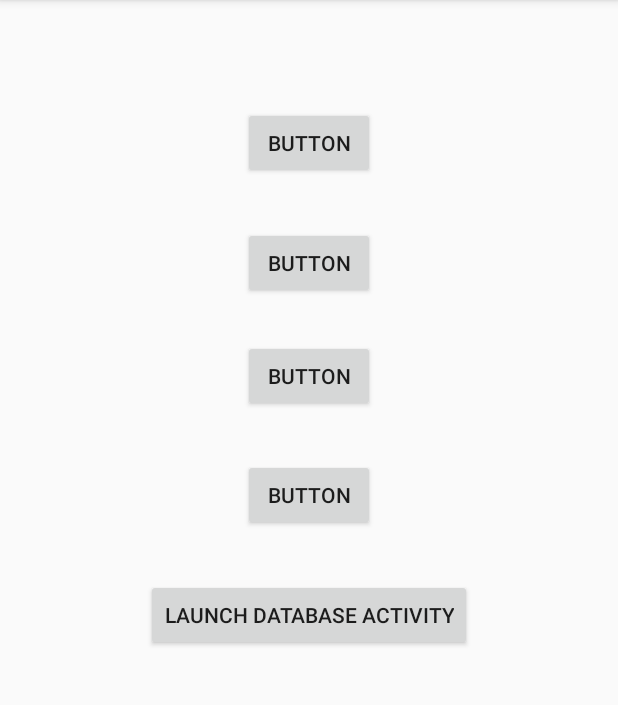
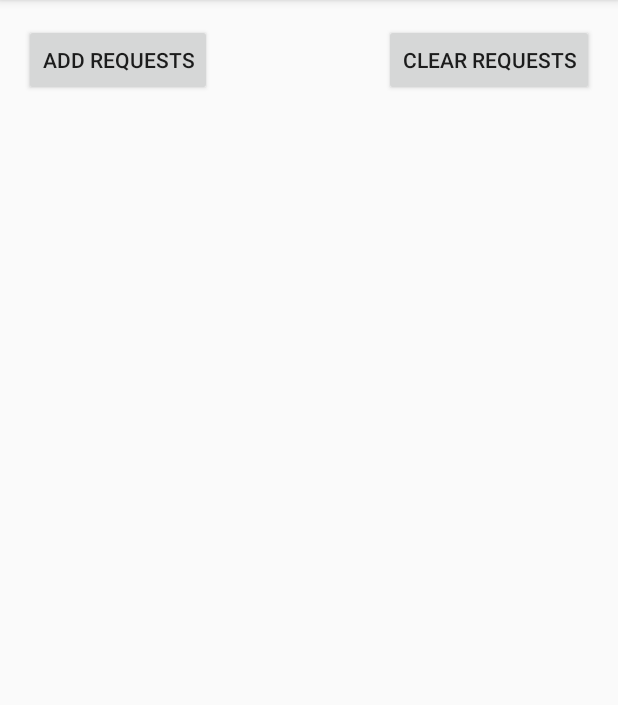
Before and after one commit to JonTheBurger/MusicOcracy, an Android app: the screen it shows after launch (MainActivity before the commit, DatabaseActivity after it), after a tap on "LAUNCH DATABASE ACTIVITY", on a phone screen of 412 x 824 dp, the part 84-789 px from its top. Run offline under Robolectric (Android 15) with nearby library versions, the phone set to English and light mode, and no system bars; libraries missing offline, so code that uses them is left out: com.j256.ormlite; 2 statements that could not run were skipped.

Commit message:
Added database table for a song PlayRequest. Began Database Activity.

```diff
--- a/app/src/main/AndroidManifest.xml
+++ b/app/src/main/AndroidManifest.xml
@@ -15,6 +15,7 @@
                 <category android:name="android.intent.category.LAUNCHER" />
             </intent-filter>
         </activity>
+        <activity android:name=".DatabaseActivity"></activity>
     </application>
 
 </manifest>
--- /dev/null
+++ b/app/src/main/java/com/musicocracy/fpgk/musicocracy/DatabaseActivity.java
@@ -0,0 +1,56 @@
+package com.musicocracy.fpgk.musicocracy;
+
+import android.support.v7.app.AppCompatActivity;
+import android.os.Bundle;
+
+import com.j256.ormlite.android.apptools.OpenHelperManager;
+import com.j256.ormlite.dao.Dao;
+import com.j256.ormlite.table.TableUtils;
+import com.musicocracy.fpgk.model.dal.MusicService;
+import com.musicocracy.fpgk.model.dal.PlayRequest;
+import com.musicocracy.fpgk.model.dal.PlayRequestTable;
+
+import java.sql.Date;
+import java.sql.SQLException;
+import java.util.ArrayList;
+import java.util.List;
+
+public class DatabaseActivity extends AppCompatActivity {
+    private PlayRequestTable table;
+    private Dao<PlayRequest, Long> dao;
+
+    @Override
+    protected void onCreate(Bundle savedInstanceState) {
+        super.onCreate(savedInstanceState);
+        setContentView(R.layout.activity_database);
+
+        table = OpenHelperManager.getHelper(this, PlayRequestTable.class);
+        try {
+            dao = table.getDao();
+        } catch (SQLException e) {
+            e.printStackTrace();
+        }
+    }
+
+    private void addRandomPlayRequest() throws SQLException {
+        PlayRequest request1 = new PlayRequest(MusicService.SPOTIFY, "song_id_1", 10, Date.valueOf("2016-08-28 21:58:52"));
+        PlayRequest request2 = new PlayRequest(MusicService.SPOTIFY, "song_id_2", 11, Date.valueOf("2016-08-28 22:00:33"));
+        PlayRequest request3 = new PlayRequest(MusicService.SPOTIFY, "song_id_3", 10, Date.valueOf("2016-08-28 22:03:12"));
+
+        dao.create(request1);
+        dao.create(request2);
+        dao.create(request3);
+    }
+
+    private void deleteAllPlayRequests() {
+    }
+
+    private List<String> getAllRequestIds() throws SQLException {
+        List<String> ids = new ArrayList<>();
+        List<PlayRequest> requests = dao.queryForAll();
+        for(PlayRequest r : requests) {
+            ids.add(r.getSongId());
+        }
+        return ids;
+    }
+}
--- a/app/src/main/java/com/musicocracy/fpgk/musicocracy/MainActivity.java
+++ b/app/src/main/java/com/musicocracy/fpgk/musicocracy/MainActivity.java
@@ -5,45 +5,16 @@ import android.support.v7.app.AppCompatActivity;
 import android.os.Bundle;
 import android.view.View;
 
-import com.j256.ormlite.android.apptools.OpenHelperManager;
-import com.j256.ormlite.dao.Dao;
-import com.musicocracy.fpgk.model.dal.Note;
-import com.musicocracy.fpgk.model.dal.NoteTable;
-
-import java.sql.Date;
-import java.sql.SQLException;
-import java.util.List;
-
 public class MainActivity extends AppCompatActivity {
 
     @Override
     protected void onCreate(Bundle savedInstanceState) {
         super.onCreate(savedInstanceState);
         setContentView(R.layout.activity_main);
-
-        try {
-            testOutOrmLiteDatabase();
-        } catch (SQLException e) {
-            e.printStackTrace();
-        }
-    }
-
-    private void testOutOrmLiteDatabase() throws SQLException {
-        NoteTable noteTable = OpenHelperManager.getHelper(this, NoteTable.class);
-
-        Dao<Note, Long> noteDao = noteTable.getDao();
-
-        Date created = new Date(010156000);
-
-        noteDao.create(new Note("note Example 1", "note Example 1 Description", created));
-        noteDao.create(new Note("note Example 2", "note Example 2 Description", created));
-        noteDao.create(new Note("note Example 3", "note Example 3 Description", created));
-
-        List<Note> notes = noteDao.queryForAll();
     }
 
     public void launchDbActivity(View view) {
-        //Intent databaseIntent = new Intent(MainActivity.this, DatabaseActivity.class);
-        //MainActivity.this.startActivity(databaseIntent);
+        Intent databaseIntent = new Intent(MainActivity.this, DatabaseActivity.class);
+        MainActivity.this.startActivity(databaseIntent);
     }
 }
--- /dev/null
+++ b/app/src/main/res/layout/activity_database.xml
@@ -0,0 +1,35 @@
+<?xml version="1.0" encoding="utf-8"?>
+<RelativeLayout xmlns:android="http://schemas.android.com/apk/res/android"
+    xmlns:tools="http://schemas.android.com/tools"
+    android:id="@+id/activity_database"
+    android:layout_width="match_parent"
+    android:layout_height="match_parent"
+    android:paddingBottom="@dimen/activity_vertical_margin"
+    android:paddingLeft="@dimen/activity_horizontal_margin"
+    android:paddingRight="@dimen/activity_horizontal_margin"
+    android:paddingTop="@dimen/activity_vertical_margin"
+    tools:context="com.musicocracy.fpgk.musicocracy.DatabaseActivity">
+
+    <Button
+        android:text="Add Requests"
+        android:layout_width="wrap_content"
+        android:layout_height="wrap_content"
+        android:layout_alignParentTop="true"
+        android:layout_alignParentStart="true"
+        android:id="@+id/add_button" />
+
+    <Button
+        android:text="Clear Requests"
+        android:layout_width="wrap_content"
+        android:layout_height="wrap_content"
+        android:layout_alignParentTop="true"
+        android:layout_alignParentEnd="true"
+        android:id="@+id/clear_requests" />
+
+    <ListView
+        android:layout_width="match_parent"
+        android:layout_height="match_parent"
+        android:layout_below="@+id/add_button"
+        android:layout_alignParentStart="true"
+        android:id="@+id/request_list" />
+</RelativeLayout>
--- /dev/null
+++ b/app/src/main/res/values/integers.xml
@@ -0,0 +1,4 @@
+<?xml version="1.0" encoding="utf-8"?>
+<resources>
+    <integer name="database_version">1</integer>
+</resources>
--- a/app/src/main/res/values/strings.xml
+++ b/app/src/main/res/values/strings.xml
@@ -1,3 +1,4 @@
 <resources>
     <string name="app_name">MusicOcracy</string>
+    <string name="database_name">MusicOcracy</string>
 </resources>
```
Also changed, not shown: app/src/main/java/com/musicocracy/fpgk/model/dal/MusicService.java (added, +11 -0 lines), app/src/main/java/com/musicocracy/fpgk/model/dal/Note.java (deleted, +0 -30 lines), app/src/main/java/com/musicocracy/fpgk/model/dal/PlayRequest.java (added, +49 -0 lines), app/src/main/java/com/musicocracy/fpgk/model/dal/PlayRequestTable.java (renamed from app/src/main/java/com/musicocracy/fpgk/model/dal/NoteTable.java, +14 -12 lines), app/src/main/res/raw/ormlite_config.txt (+22 -6 lines).
